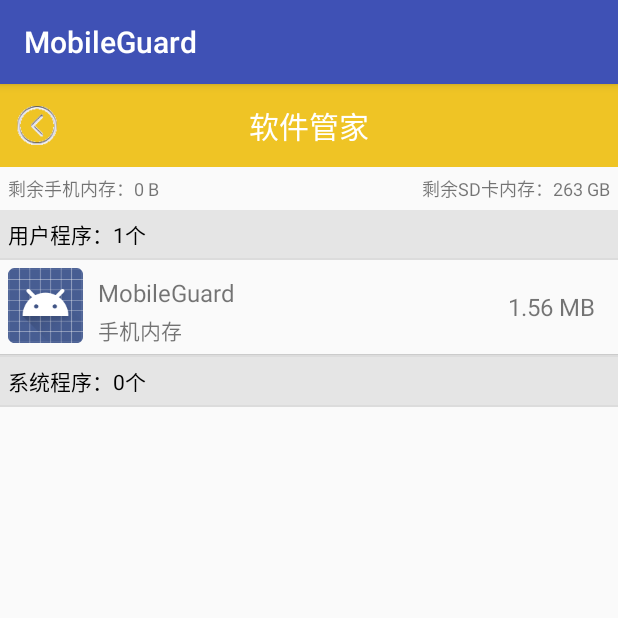
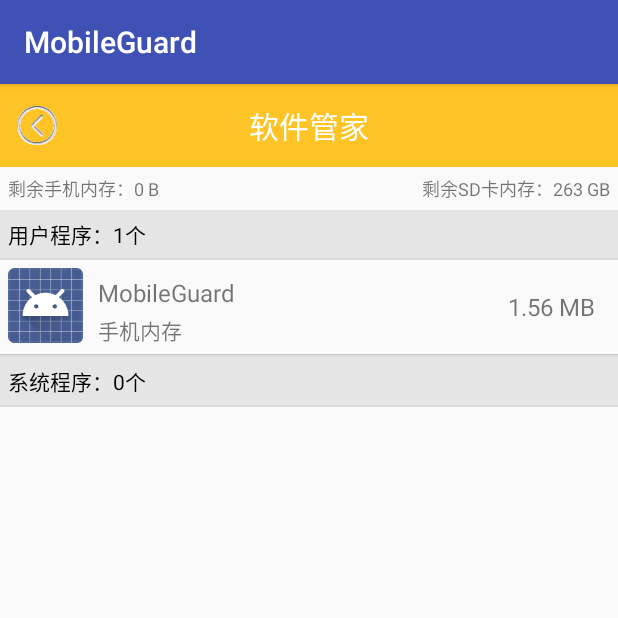
Before and after one commit to ZFJaLLE/MobileGuard, an Android app: the AppManagerActivity screen opened directly, with no data from a screen before it, on a phone screen of 412 x 824 dp, the top half of it. Run offline under Robolectric (Android 15) with nearby library versions, the phone set to English and light mode, and no system bars; 3 statements that could not run were skipped.

Commit message:
第6周自动化测试改进(钟丰璟)

```diff
--- a/app/src/main/java/cn/edu/gdmec/android/mobileguard/m4appmanager/utils/DensityUtil.java
+++ b/app/src/main/java/cn/edu/gdmec/android/mobileguard/m4appmanager/utils/DensityUtil.java
@@ -8,7 +8,7 @@
 
 public class DensityUtil {
     /**
-     * dip转换像素px;
+     * dip转换像素px
      */
 
     public static int dip2px(Context context, float dpValue){
--- a/app/src/main/res/values/colors.xml
+++ b/app/src/main/res/values/colors.xml
@@ -8,10 +8,10 @@
     <!-- 通讯卫士模块需要用到 2017.11.04 -->
     <color name="bright_purple">#C218D9</color>
     <color name="light_gary">#D1D0CE</color>
-    <!--软件管家模块用到2017-11.06 -->
+    <!-- 软件管家模块需要用到 2017.11.11-->
     <color name="black30">#30000000</color>
     <color name="black">#000000</color>
     <color name="graye5">#E5E5E5</color>
-    <color name="bright_yellow">#EFC425</color>
+    <color name="bright_yellow">#FEC425</color>
     <color name="transparent">#00000000</color>
 </resources>
```
